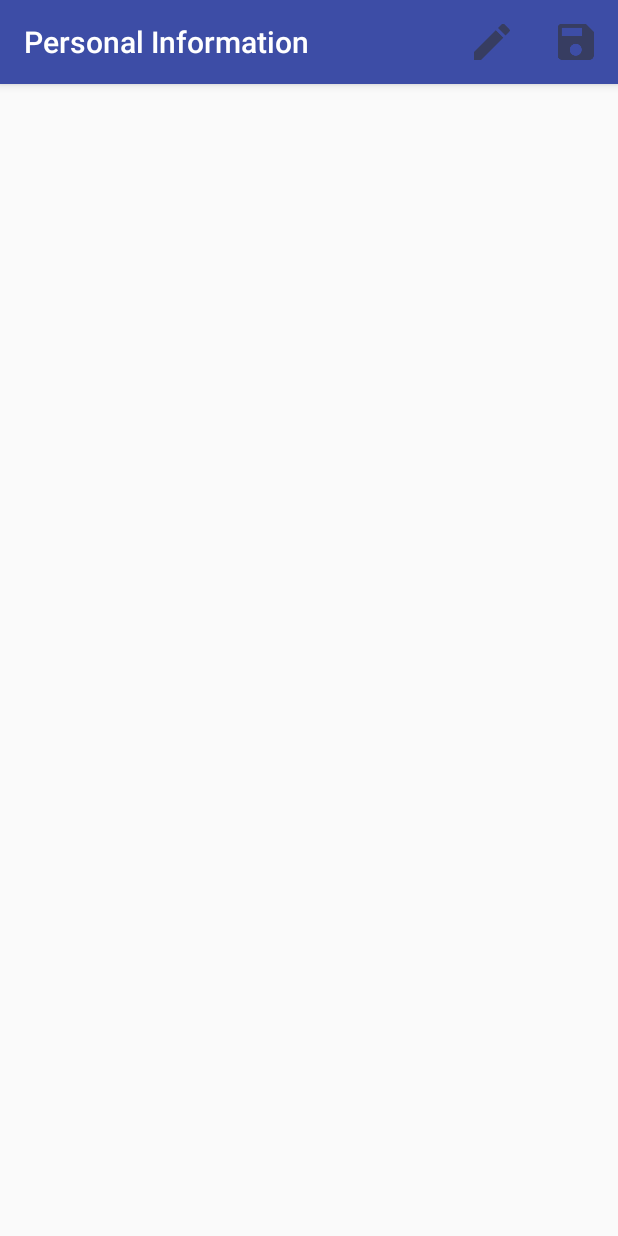
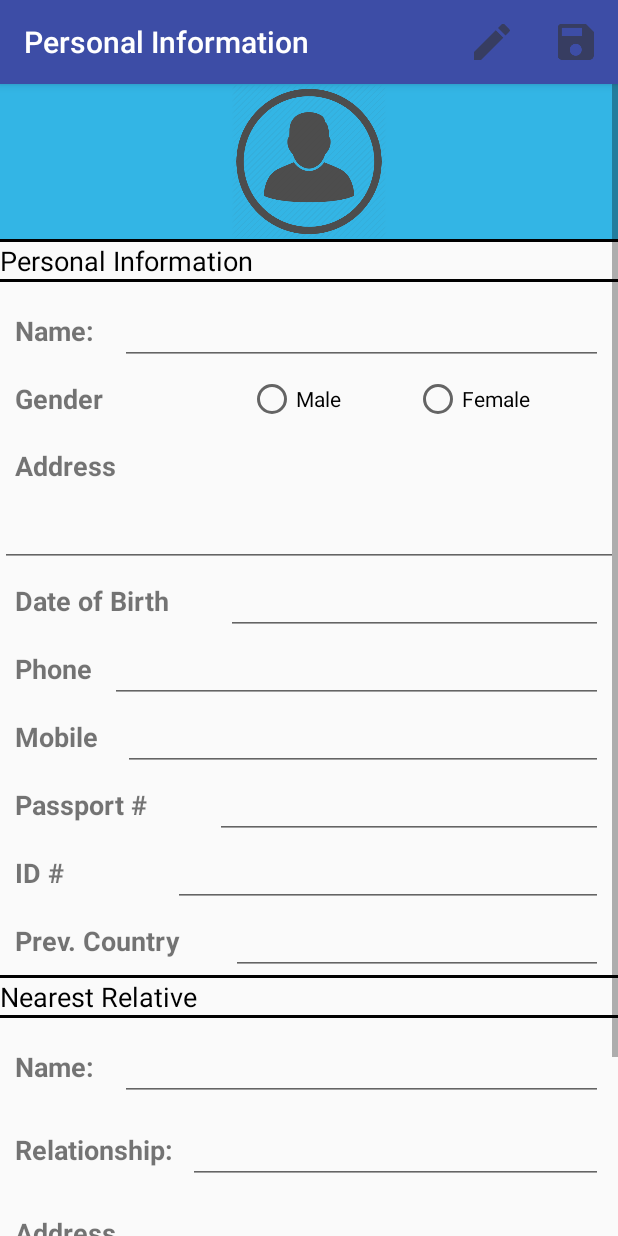
Before and after one commit to peejay6459/NicheProject, an Android app: the TenantDashboardActivity screen opened directly, with no data from a screen before it, after a tap on "PERSONAL INFORMATION", on a phone screen of 412 x 824 dp. Run offline under Robolectric (Android 15) with nearby library versions, the phone set to English and light mode, and no system bars.

Commit message:
Tenant Profile Draft + Minor changes

```diff
--- a/app/src/main/java/com/example/jerome/niche/MainActivity.java
+++ b/app/src/main/java/com/example/jerome/niche/MainActivity.java
@@ -15,9 +15,9 @@ import android.widget.Toast;
  *       It serves as the Login Page of the application
  *
  */
-public class MainActivity extends AppCompatActivity {
+public class MainActivity extends AppCompatActivity implements Settings{
     // @urlAddress to store the address of the php file
-    private String urlAddress = "http://kappatid.co.nf/getAccountDetails.php";
+    //private String urlAddress = "http://kappatid.co.nf/getAccountDetails.php";
     // @txtUsername to store the value of username
     private TextView txtUsername;
     // @txtUsername to store the value of password
@@ -68,7 +68,7 @@ public class MainActivity extends AppCompatActivity {
                     Toast.makeText(MainActivity.this, "Username can't be blank", Toast.LENGTH_SHORT).show();
                 }else {
                     ValidateAccount vc = new ValidateAccount(getApplicationContext(), MainActivity.this, username, password);
-                    vc.execute(urlAddress);
+                    vc.execute(Settings.URL_ADDRESS_VALIDATE_ACCOUNT);
                 }
 
 
--- a/app/src/main/java/com/example/jerome/niche/RegisterActivity.java
+++ b/app/src/main/java/com/example/jerome/niche/RegisterActivity.java
@@ -18,7 +18,7 @@ import android.widget.Toast;
  *      It takes data from user input then send the data
  *      into the middle tier class
  */
-public class RegisterActivity extends AppCompatActivity {
+public class RegisterActivity extends AppCompatActivity implements Settings {
     TextView txtRegUsername;
     TextView txtRegEmail;
     TextView txtRegPassword;
@@ -27,7 +27,7 @@ public class RegisterActivity extends AppCompatActivity {
     CheckBox cbPrivacyPolicy;
     Button btnRegister;
     Spinner spinUserType;
-    private String urlAddress = "http://kappatid.co.nf/insertAccountDetails.php";
+    //private String urlAddress = "http://kappatid.co.nf/insertAccountDetails.php";
 
     @Override
     protected void onCreate(Bundle savedInstanceState) {
@@ -92,7 +92,7 @@ public class RegisterActivity extends AppCompatActivity {
                                 String email = txtRegEmail.getText().toString();
                                 String userType = String.valueOf(spinUserType.getSelectedItem());
                                 InsertAccount ic = new InsertAccount(getApplicationContext(), RegisterActivity.this, username, password, email, userType);
-                                ic.execute(urlAddress);
+                                ic.execute(Settings.URL_ADDRESS_INSERT_ACCOUNT);
                                 Intent goMainActivity = new Intent(RegisterActivity.this, MainActivity.class);
                                 RegisterActivity.this.startActivity(goMainActivity);
                                 Toast.makeText(RegisterActivity.this, "Inserted Successfully", Toast.LENGTH_SHORT).show();
--- a/app/src/main/java/com/example/jerome/niche/Settings.java
+++ b/app/src/main/java/com/example/jerome/niche/Settings.java
@@ -11,6 +11,8 @@ package com.example.jerome.niche;
 
 public interface Settings {
 
+    String URL_ADDRESS_INSERT_ACCOUNT = "http://kappatid.co.nf/insertAccountDetails.php";
+    String URL_ADDRESS_VALIDATE_ACCOUNT = "http://kappatid.co.nf/getAccountDetails.php";
     /*
     void changeField(final TextView username, final TextView password, final String... params);
     void changeField(final TextView username, final TextView email, final TextView password, final TextView cPassword, final String... params);
--- a/app/src/main/java/com/example/jerome/niche/TenantDashboardActivity.java
+++ b/app/src/main/java/com/example/jerome/niche/TenantDashboardActivity.java
@@ -39,7 +39,7 @@ public class TenantDashboardActivity extends AppCompatActivity {
         btnTenantInfo.setOnClickListener(new View.OnClickListener() {
             @Override
             public void onClick(View v) {
-                Intent goPersonalInfo = new Intent(TenantDashboardActivity.this, TenantPersonalInfoActivity.class);
+                Intent goPersonalInfo = new Intent(TenantDashboardActivity.this, TenantProfileActivity.class);
                 TenantDashboardActivity.this.startActivity(goPersonalInfo);
             }
         });
--- a/app/src/main/java/com/example/jerome/niche/TenantPersonalInfoActivity.java
+++ b/app/src/main/java/com/example/jerome/niche/TenantProfileActivity.java
@@ -8,11 +8,11 @@ import android.view.Menu;
  * Created by Jerome on 21/10/2016.
  */
 
-public class TenantPersonalInfoActivity extends AppCompatActivity {
+public class TenantProfileActivity extends AppCompatActivity {
     @Override
     protected void onCreate(Bundle savedInstanceState) {
         super.onCreate(savedInstanceState);
-        setContentView(R.layout.activity_tenant_personal_info);
+        setContentView(R.layout.activity_tenant_profile);
         setTitle("Personal Information");
 
     }
--- a/app/src/main/res/layout/activity_register.xml
+++ b/app/src/main/res/layout/activity_register.xml
@@ -67,7 +67,7 @@
             android:layout_width="match_parent"
             android:layout_height="wrap_content"
             android:id="@+id/spinUserType"
-            android:entries="@array/category1"/>
+            android:entries="@array/userType_category1"/>
 
         <CheckBox
             android:text="I Accept Terms of Services"
--- a/app/src/main/res/layout/activity_tenant_personal_info.xml
+++ /dev/null
@@ -1,6 +0,0 @@
-<?xml version="1.0" encoding="utf-8"?>
-<LinearLayout xmlns:android="http://schemas.android.com/apk/res/android"
-    android:orientation="vertical" android:layout_width="match_parent"
-    android:layout_height="match_parent">
-
-</LinearLayout>
--- /dev/null
+++ b/app/src/main/res/layout/activity_tenant_profile.xml
@@ -0,0 +1,422 @@
+<?xml version="1.0" encoding="utf-8"?>
+<LinearLayout xmlns:android="http://schemas.android.com/apk/res/android"
+    xmlns:app="http://schemas.android.com/apk/res-auto"
+    android:orientation="vertical" android:layout_width="match_parent"
+    android:layout_height="match_parent"
+    android:focusableInTouchMode="true"
+    android:focusable="true">
+
+
+    <ScrollView
+        android:layout_width="match_parent"
+        android:layout_height="match_parent">
+
+        <LinearLayout
+            android:layout_width="match_parent"
+            android:layout_height="wrap_content"
+            android:orientation="vertical"
+            android:weightSum="1">
+
+            <ImageView
+                android:layout_width="match_parent"
+                android:layout_height="103dp"
+                app:srcCompat="@drawable/profile_picture"
+                android:id="@+id/imageView2"
+                android:background="@android:color/holo_blue_light" />
+
+            <View
+                android:layout_width="match_parent"
+                android:layout_height="2dp"
+                android:background="@android:color/black"/>
+
+            <TextView
+                android:text="Personal Information"
+                android:layout_width="match_parent"
+                android:layout_height="wrap_content"
+                android:id="@+id/textView16"
+                android:textSize="18sp"
+                android:textColor="@android:color/black" />
+
+            <View
+                android:layout_width="match_parent"
+                android:layout_height="2dp"
+                android:background="@android:color/black"/>
+
+            <LinearLayout
+                android:orientation="horizontal"
+                android:layout_width="match_parent"
+                android:layout_height="match_parent"
+                android:layout_marginLeft="10dp"
+                android:layout_marginRight="10dp"
+                android:layout_marginTop="10dp">
+
+                <TextView
+                    android:text="Name:"
+                    android:layout_width="wrap_content"
+                    android:layout_height="wrap_content"
+                    android:id="@+id/textView7"
+                    android:layout_weight="0.16"
+                    android:textSize="18sp"
+                    android:textStyle="normal|bold" />
+
+                <EditText
+                        android:layout_width="wrap_content"
+                        android:layout_height="wrap_content"
+                        android:inputType="textPersonName"
+                    android:ems="10"
+                        android:id="@+id/editText"
+                        android:textColor="@android:color/darker_gray"
+                    android:layout_weight="1" />
+            </LinearLayout>
+
+            <LinearLayout
+                android:orientation="horizontal"
+                android:layout_width="match_parent"
+                android:layout_height="match_parent"
+                android:layout_marginLeft="10dp"
+                android:layout_marginRight="10dp"
+                android:layout_marginTop="10dp"
+                android:layout_marginBottom="10dp">
+
+                <TextView
+                    android:text="Gender"
+                    android:layout_width="wrap_content"
+                    android:layout_height="wrap_content"
+                    android:id="@+id/textView13"
+                    android:layout_weight="1"
+                    android:textSize="18sp"
+                    android:textStyle="normal|bold" />
+
+                <RadioGroup
+                    android:layout_width="wrap_content"
+                    android:layout_height="match_parent"
+                    android:layout_weight="1"
+                    android:orientation="horizontal">
+
+                    <RadioButton
+                        android:text="Male"
+                        android:layout_width="wrap_content"
+                        android:layout_height="wrap_content"
+                        android:id="@+id/radioButton2"
+                        android:layout_weight="1" />
+
+                    <RadioButton
+                        android:text="Female"
+                        android:layout_width="wrap_content"
+                        android:layout_height="wrap_content"
+                        android:id="@+id/radioButton"
+                        android:layout_weight="1" />
+                </RadioGroup>
+            </LinearLayout>
+
+            <TextView
+                android:text="Address"
+                android:layout_width="match_parent"
+                android:layout_height="wrap_content"
+                android:id="@+id/textView14"
+                android:textSize="18sp"
+                android:layout_margin="10dp"
+                android:textStyle="normal|bold" />
+
+            <EditText
+                android:layout_width="match_parent"
+                android:layout_height="wrap_content"
+                android:inputType="textPostalAddress"
+                android:ems="10"
+                android:id="@+id/editText9"
+                android:layout_weight="0.54"
+                android:textColor="@android:color/darker_gray" />
+
+            <LinearLayout
+                android:orientation="horizontal"
+                android:layout_width="match_parent"
+                android:layout_height="match_parent"
+                android:layout_marginLeft="10dp"
+                android:layout_marginRight="10dp">
+
+                <TextView
+                    android:text="Date of Birth"
+                    android:layout_width="wrap_content"
+                    android:layout_height="wrap_content"
+                    android:id="@+id/textView9"
+                    android:layout_weight="1"
+                    android:textSize="18sp"
+                    android:textStyle="normal|bold" />
+
+                <EditText
+                    android:layout_width="wrap_content"
+                    android:layout_height="wrap_content"
+                    android:inputType="textPersonName"
+                    android:ems="10"
+                    android:id="@+id/editText10"
+                    android:layout_weight="1"
+                    android:textColor="@android:color/darker_gray" />
+            </LinearLayout>
+
+            <LinearLayout
+                android:orientation="horizontal"
+                android:layout_width="match_parent"
+                android:layout_height="match_parent"
+                android:layout_marginLeft="10dp"
+                android:layout_marginRight="10dp">
+
+                <TextView
+                    android:text="Phone"
+                    android:layout_width="wrap_content"
+                    android:layout_height="wrap_content"
+                    android:id="@+id/textView10"
+                    android:textSize="18sp"
+                    android:textStyle="normal|bold"
+                    android:layout_weight="0.11" />
+
+                <EditText
+                    android:layout_width="wrap_content"
+                    android:layout_height="wrap_content"
+                    android:inputType="textPersonName"
+                    android:ems="10"
+                    android:id="@+id/editText12"
+                    android:layout_weight="1"
+                    android:textColor="@android:color/darker_gray" />
+            </LinearLayout>
+
+            <LinearLayout
+                android:orientation="horizontal"
+                android:layout_width="match_parent"
+                android:layout_height="match_parent"
+                android:layout_marginLeft="10dp"
+                android:layout_marginRight="10dp">
+
+                <TextView
+                    android:text="Mobile"
+                    android:layout_width="wrap_content"
+                    android:layout_height="wrap_content"
+                    android:id="@+id/textView11"
+                    android:layout_weight="0.16"
+                    android:textStyle="normal|bold"
+                    android:textSize="18sp" />
+
+                <EditText
+                    android:layout_width="wrap_content"
+                    android:layout_height="wrap_content"
+                    android:inputType="textPersonName"
+                    android:ems="10"
+                    android:id="@+id/editText7"
+                    android:layout_weight="1"
+                    android:textColor="@android:color/darker_gray" />
+            </LinearLayout>
+            <LinearLayout
+                android:orientation="horizontal"
+                android:layout_width="match_parent"
+                android:layout_height="match_parent"
+                android:layout_marginLeft="10dp"
+                android:layout_marginRight="10dp">
+
+                <TextView
+                    android:text="Passport #"
+                    android:layout_width="wrap_content"
+                    android:layout_height="wrap_content"
+                    android:id="@+id/textView15"
+                    android:layout_weight="1"
+                    android:textSize="18sp"
+                    android:textStyle="normal|bold" />
+
+                <EditText
+                    android:layout_width="wrap_content"
+                    android:layout_height="wrap_content"
+                    android:inputType="textPersonName"
+                    android:ems="10"
+                    android:id="@+id/editText13"
+                    android:textColor="@android:color/darker_gray"
+                    android:layout_weight="1" />
+            </LinearLayout>
+            <LinearLayout
+                android:orientation="horizontal"
+                android:layout_width="match_parent"
+                android:layout_height="match_parent"
+                android:layout_marginLeft="10dp"
+                android:layout_marginRight="10dp">
+
+                <TextView
+                    android:text="ID #"
+                    android:layout_width="wrap_content"
+                    android:layout_height="wrap_content"
+                    android:id="@+id/textView19"
+                    android:layout_weight="1"
+                    android:textSize="18sp"
+                    android:textStyle="normal|bold" />
+
+                <EditText
+                    android:layout_width="wrap_content"
+                    android:layout_height="wrap_content"
+                    android:inputType="textPersonName"
+                    android:ems="10"
+                    android:id="@+id/editText14"
+                    android:textColor="@android:color/darker_gray"
+                    android:layout_weight="1" />
+            </LinearLayout>
+            <LinearLayout
+                android:orientation="horizontal"
+                android:layout_width="match_parent"
+                android:layout_height="match_parent"
+                android:layout_marginLeft="10dp"
+                android:layout_marginRight="10dp">
+
+                <TextView
+                    android:text="Prev. Country"
+                    android:layout_width="wrap_content"
+                    android:layout_height="wrap_content"
+                    android:id="@+id/textView12"
+                    android:layout_weight="1"
+                    android:textSize="18sp"
+                    android:textStyle="normal|bold" />
+
+                <EditText
+                    android:layout_width="wrap_content"
+                    android:layout_height="wrap_content"
+                    android:inputType="textPersonName"
+                    android:ems="10"
+                    android:id="@+id/editText8"
+                    android:textColor="@android:color/darker_gray"
+                    android:layout_weight="1" />
+            </LinearLayout>
+            <View
+                android:layout_width="match_parent"
+                android:layout_height="2dp"
+                android:background="@android:color/black"/>
+
+            <TextView
+                android:text="Nearest Relative"
+                android:layout_width="match_parent"
+                android:layout_height="wrap_content"
+                android:id="@+id/textView17"
+                android:textSize="18sp"
+                android:textColor="@android:color/black" />
+
+            <View
+                android:layout_width="match_parent"
+                android:layout_height="2dp"
+                android:background="@android:color/black"/>
+
+            <LinearLayout
+                android:orientation="horizontal"
+                android:layout_width="match_parent"
+                android:layout_height="match_parent"
+                android:layout_marginLeft="10dp"
+                android:layout_marginRight="10dp"
+                android:layout_marginTop="10dp">
+
+                <TextView
+                    android:text="Name:"
+                    android:layout_width="wrap_content"
+                    android:layout_height="wrap_content"
+                    android:id="@+id/textView18"
+                    android:layout_weight="0.16"
+                    android:textSize="18sp"
+                    android:textStyle="normal|bold" />
+
+                <EditText
+                    android:layout_width="wrap_content"
+                    android:layout_height="wrap_content"
+                    android:inputType="textPersonName"
+                    android:ems="10"
+                    android:id="@+id/editText11"
+                    android:textColor="@android:color/darker_gray"
+                    android:layout_weight="1" />
+            </LinearLayout>
+
+            <LinearLayout
+                android:orientation="horizontal"
+                android:layout_width="match_parent"
+                android:layout_height="match_parent"
+                android:layout_marginLeft="10dp"
+                android:layout_marginRight="10dp"
+                android:layout_marginTop="10dp">
+
+                <TextView
+                    android:text="Relationship:"
+                    android:layout_width="wrap_content"
+                    android:layout_height="wrap_content"
+                    android:id="@+id/textView20"
+                    android:layout_weight="0.16"
+                    android:textSize="18sp"
+                    android:textStyle="normal|bold" />
+
+                <EditText
+                    android:layout_width="wrap_content"
+                    android:layout_height="wrap_content"
+                    android:inputType="textPersonName"
+                    android:ems="10"
+                    android:id="@+id/editText15"
+                    android:textColor="@android:color/darker_gray"
+                    android:layout_weight="1" />
+            </LinearLayout>
+
+            <LinearLayout
+                android:orientation="horizontal"
+                android:layout_width="match_parent"
+                android:layout_height="match_parent"
+                android:layout_marginLeft="10dp"
+                android:layout_marginRight="10dp"
+                android:layout_marginTop="10dp">
+
+                <TextView
+                    android:text="Address"
+                    android:layout_width="wrap_content"
+                    android:layout_height="wrap_content"
+                    android:id="@+id/textView21"
+                    android:layout_weight="0.16"
+                    android:textSize="18sp"
+                    android:textStyle="normal|bold" />
+
+                <EditText
+                    android:layout_width="wrap_content"
+                    android:layout_height="wrap_content"
+                    android:inputType="textPersonName"
+                    android:ems="10"
+                    android:id="@+id/editText16"
+                    android:textColor="@android:color/darker_gray"
+                    android:layout_weight="1" />
+            </LinearLayout>
+
+            <LinearLayout
+                android:orientation="horizontal"
+                android:layout_width="match_parent"
+                android:layout_height="match_parent"
+                android:layout_marginLeft="10dp"
+                android:layout_marginRight="10dp"
+                android:layout_marginTop="10dp">
+
+                <TextView
+                    android:text="Phone/Mobile #"
+                    android:layout_width="wrap_content"
+                    android:layout_height="wrap_content"
+                    android:id="@+id/textView22"
+                    android:layout_weight="0.16"
+                    android:textSize="18sp"
+                    android:textStyle="normal|bold" />
+
+                <EditText
+                    android:layout_width="wrap_content"
+                    android:layout_height="wrap_content"
+                    android:inputType="textPersonName"
+                    android:ems="10"
+                    android:id="@+id/editText17"
+                    android:textColor="@android:color/darker_gray"
+                    android:layout_weight="1" />
+            </LinearLayout>
+
+            <CheckBox
+                android:text="I hereby certify that the information above is true and correct"
+                android:layout_width="match_parent"
+                android:layout_height="wrap_content"
+                android:id="@+id/checkBox"
+                android:layout_marginTop="30dp"
+                android:layout_marginLeft="20dp"
+                android:layout_marginRight="20dp" />
+
+
+        </LinearLayout>
+    </ScrollView>
+
+
+</LinearLayout>
--- a/app/src/main/res/values/colors.xml
+++ b/app/src/main/res/values/colors.xml
@@ -2,5 +2,5 @@
 <resources>
     <color name="colorPrimary">#3d4da6</color>
     <color name="colorPrimaryDark">#303F9F</color>
-    <color name="colorAccent">#FF4081</color>
+    <color name="colorAccent">#ff4081</color>
 </resources>
--- a/app/src/main/res/values/strings.xml
+++ b/app/src/main/res/values/strings.xml
@@ -5,9 +5,15 @@
     <string name="edit_button">Edit</string>
     <string name="save_button">Save</string>
 
-    <string-array name="category1">
+    <string-array name="userType_category1">
         <item>Property Manager</item>
         <item>Tenant</item>
         <item>Landlord</item>
     </string-array>
+
+    <string-array name="gender_category">
+        <item>Gender</item>
+        <item>Male</item>
+        <item>Female</item>
+    </string-array>
 </resources>
```
Also changed, not shown: app/src/main/AndroidManifest.xml (+5 -5 lines), app/src/main/res/drawable-hdpi/profile_picture.png (added).
